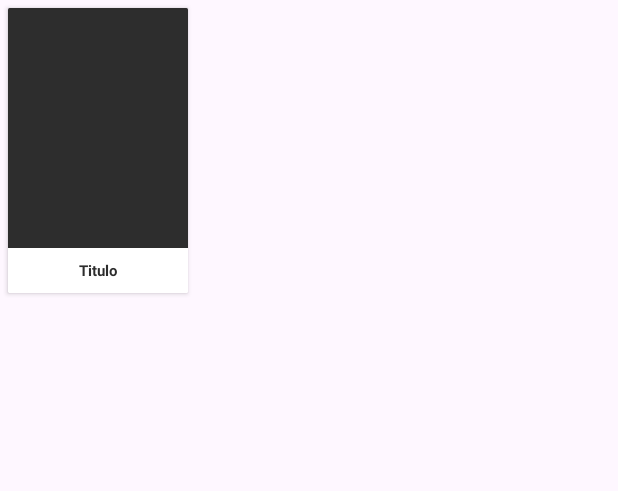
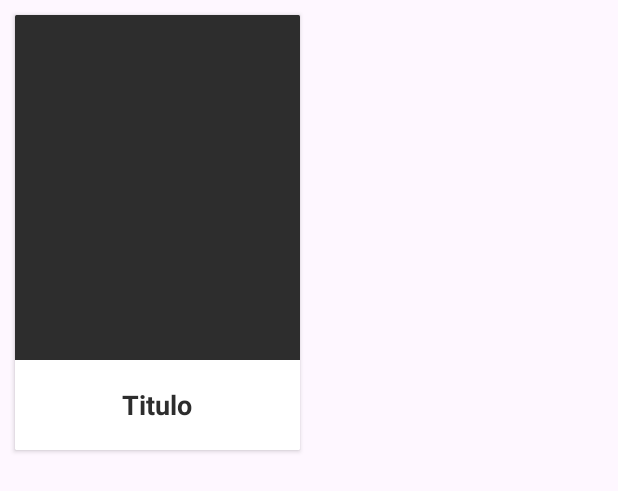
Before and after one commit to joaoguilherme000/Material-Design-AS, an Android app: the layout modelo_livros.xml on its own in the app's theme, with its tools: preview values and no code run, on a phone screen of 412 x 824 dp. Shown: the top 491 px of the screen. Run offline under Robolectric (Android 15) with nearby library versions, the phone set to English and light mode, and no system bars.

```diff
--- a/app/src/main/res/layout/activity_main.xml
+++ b/app/src/main/res/layout/activity_main.xml
@@ -6,6 +6,7 @@
     android:orientation="vertical"
     android:layout_width="match_parent"
     android:layout_height="match_parent"
+    android:layout_centerHorizontal="true"
     tools:context=".MainActivity">
 
     <androidx.recyclerview.widget.RecyclerView
--- a/app/src/main/res/layout/modelo_livros.xml
+++ b/app/src/main/res/layout/modelo_livros.xml
@@ -2,9 +2,9 @@
 <androidx.cardview.widget.CardView xmlns:android="http://schemas.android.com/apk/res/android"
     xmlns:app="http://schemas.android.com/apk/res-auto"
     android:id="@+id/idCardView"
-    android:layout_width="120dp"
-    android:layout_height="190dp"
-    android:layout_margin="5dp"
+    android:layout_width="190dp"
+    android:layout_height="290dp"
+    android:layout_margin="10dp"
     android:clickable="true"
     android:foreground="?android:attr/selectableItemBackground"
     app:cardCornerRadius="1dp">
@@ -17,19 +17,19 @@
         <ImageView
             android:id="@+id/id_imgLivro"
             android:layout_width="match_parent"
-            android:layout_height="160dp"
+            android:layout_height="230dp"
             android:background="#2d2d2d"
             android:scaleType="centerCrop" />
 
         <TextView
-            android:textStyle="bold"
             android:id="@+id/id_lblTituloLivro"
             android:layout_width="match_parent"
             android:layout_height="match_parent"
             android:gravity="center"
             android:text="Titulo"
             android:textColor="#2d2d2d"
-            android:textSize="10sp" />
+            android:textSize="18sp"
+            android:textStyle="bold" />
 
     </LinearLayout>
 
```
Also changed, not shown: app/src/main/java/br/com/etecia/myapp/MainActivity.java (+11 -25 lines), app/src/main/res/drawable/a_realidade.jpg (deleted), app/src/main/res/drawable/amigos.jpg (deleted), app/src/main/res/drawable/coracao.jpg (deleted), app/src/main/res/drawable/dieta.jpg (deleted), app/src/main/res/drawable/dilema.jpg (deleted), app/src/main/res/drawable/hediedwith.PNG (deleted), app/src/main/res/drawable/mariasemples.jpg (deleted), app/src/main/res/drawable/ohomequesabia.jpg (deleted), app/src/main/res/drawable/pai.jpg (deleted), app/src/main/res/drawable/poder_agora.jpg (deleted), app/src/main/res/drawable/privacy.jpg (deleted), app/src/main/res/drawable/sol_para_todos.jpg (deleted), app/src/main/res/drawable/themartian.jpg (deleted), 2 more files.
